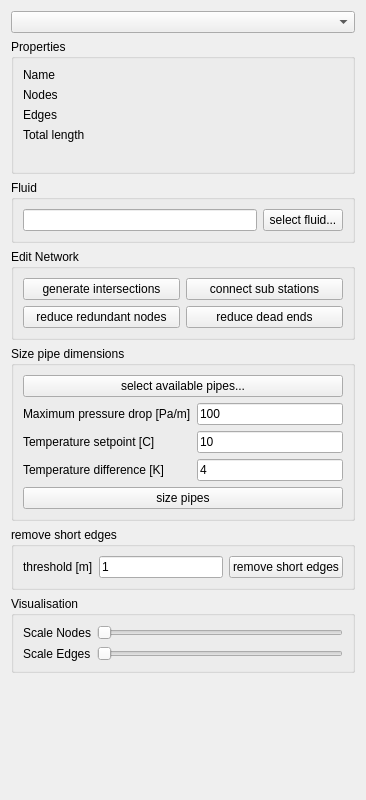
Above: SIM-VICUS/src/SVPropEditNetwork.ui from ghorwin/SIM-VICUS before the change. Below: the same form after it.
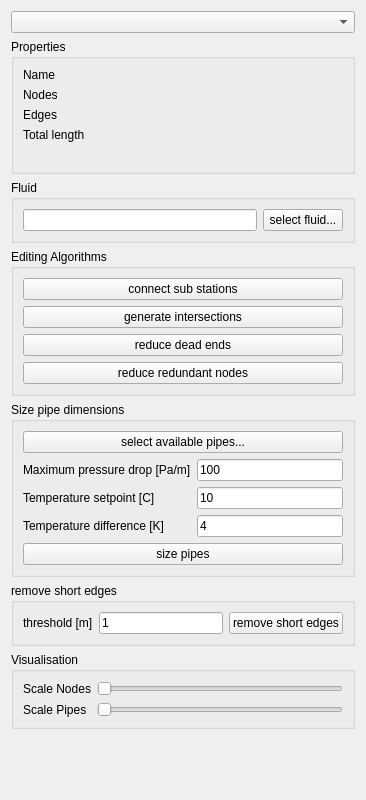
That is the form after the change. Custom widgets are drawn as their Qt base class.

Diff of the .ui file:
```diff
--- a/SIM-VICUS/src/SVPropEditNetwork.ui
+++ b/SIM-VICUS/src/SVPropEditNetwork.ui
@@ -119,37 +119,37 @@
    <item>
     <widget class="QGroupBox" name="groupBoxEditNetwork">
      <property name="title">
-      <string>Edit Network</string>
+      <string>Editing Algorithms</string>
      </property>
-     <layout class="QGridLayout" name="gridLayout_6">
-      <item row="0" column="0">
-       <widget class="QPushButton" name="pushButtonGenerateIntersections">
-        <property name="text">
-         <string>generate intersections</string>
-        </property>
-       </widget>
-      </item>
-      <item row="0" column="1">
+     <layout class="QVBoxLayout" name="verticalLayout_2">
+      <item>
        <widget class="QPushButton" name="pushButtonConnectBuildings">
         <property name="text">
          <string>connect sub stations</string>
         </property>
        </widget>
       </item>
-      <item row="1" column="0">
-       <widget class="QPushButton" name="pushButtonReduceRedundantNodes">
+      <item>
+       <widget class="QPushButton" name="pushButtonGenerateIntersections">
         <property name="text">
-         <string>reduce redundant nodes</string>
+         <string>generate intersections</string>
         </property>
        </widget>
       </item>
-      <item row="1" column="1">
+      <item>
        <widget class="QPushButton" name="pushButtonReduceDeadEnds">
         <property name="text">
          <string>reduce dead ends</string>
         </property>
        </widget>
       </item>
+      <item>
+       <widget class="QPushButton" name="pushButtonReduceRedundantNodes">
+        <property name="text">
+         <string>reduce redundant nodes</string>
+        </property>
+       </widget>
+      </item>
      </layout>
     </widget>
    </item>
@@ -287,7 +287,7 @@
       <item row="1" column="0">
        <widget class="QLabel" name="label_21">
         <property name="text">
-         <string>Scale Edges</string>
+         <string>Scale Pipes</string>
         </property>
        </widget>
       </item>
```
